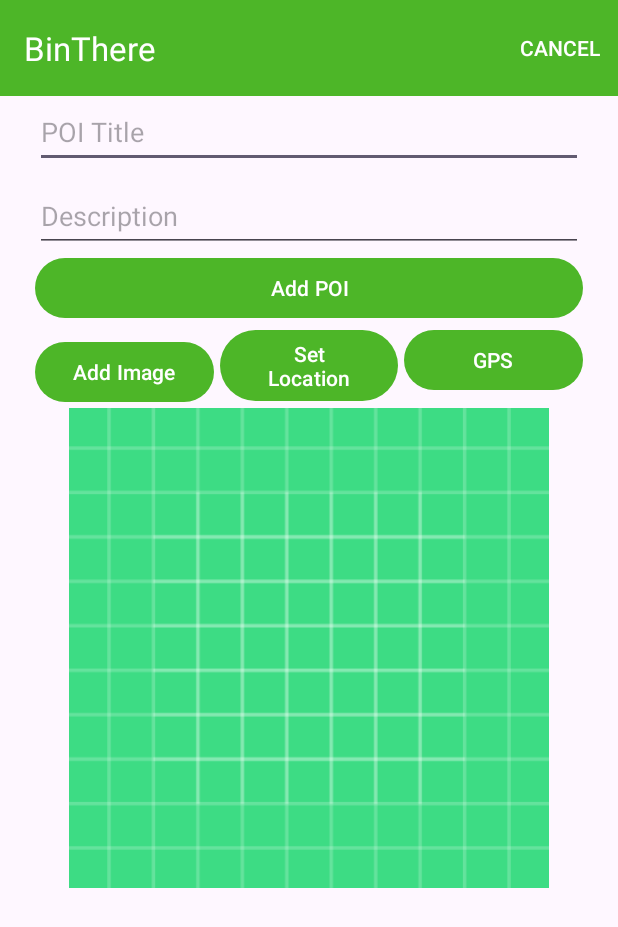
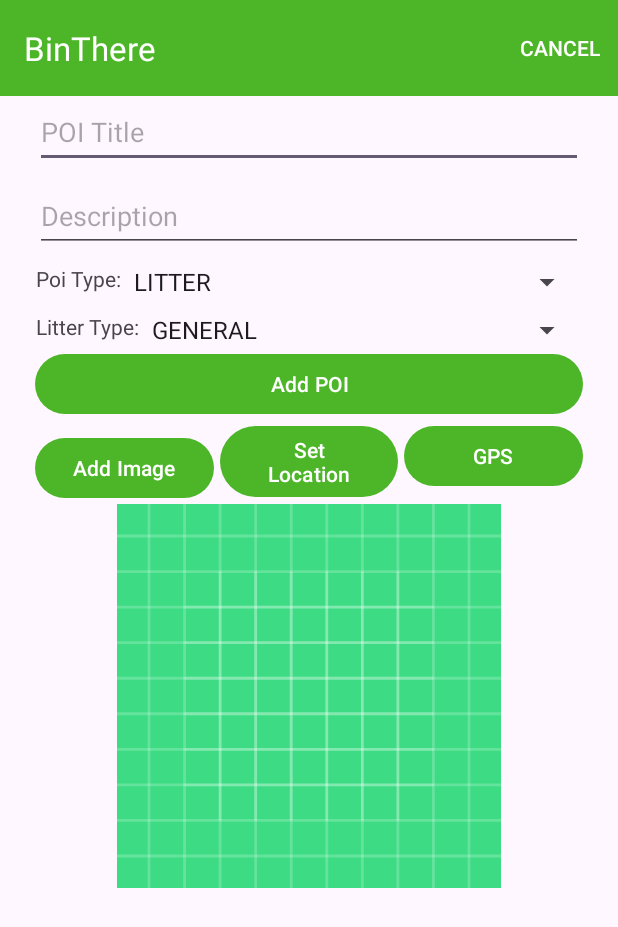
Before and after one commit to grzpiotrowski/bin-there-app, an Android app: the PoiView screen opened directly, with no data from a screen before it, on a phone screen of 412 x 824 dp. Shown: the top 927 px of the screen. Run offline under Robolectric (Android 15) with nearby library versions, the phone set to English and light mode, and no system bars; our stand-ins replace Picasso, Timber.

Commit message:
Update POI View with new fields

```diff
--- a/app/src/main/java/ie/setu/bin_there_app/views/poi/PoiView.kt
+++ b/app/src/main/java/ie/setu/bin_there_app/views/poi/PoiView.kt
@@ -4,12 +4,15 @@ import android.net.Uri
 import android.os.Bundle
 import android.view.Menu
 import android.view.MenuItem
+import android.view.View
+import android.widget.AdapterView
 import androidx.appcompat.app.AppCompatActivity
 import com.google.android.material.snackbar.Snackbar
 import com.squareup.picasso.Picasso
 import ie.setu.bin_there_app.R
 import ie.setu.bin_there_app.databinding.ActivityPoiBinding
 import ie.setu.bin_there_app.models.poi.PoiModel
+import ie.setu.bin_there_app.models.poi.PoiType
 import timber.log.Timber.i
 
 class PoiView : AppCompatActivity() {
@@ -20,7 +23,6 @@ class PoiView : AppCompatActivity() {
 
     override fun onCreate(savedInstanceState: Bundle?) {
         super.onCreate(savedInstanceState)
-
 
         binding = ActivityPoiBinding.inflate(layoutInflater)
         setContentView(binding.root)
@@ -41,6 +43,13 @@ class PoiView : AppCompatActivity() {
 
         binding.gpsButton.setOnClickListener {
             presenter.getCurrentLocation()
+        }
+
+        binding.spinnerPoiType.onItemSelectedListener = object : AdapterView.OnItemSelectedListener {
+            override fun onItemSelected(parent: AdapterView<*>, view: View, position: Int, id: Long) {
+                updateViewForPoiType(PoiType.values()[position])
+            }
+            override fun onNothingSelected(parent: AdapterView<*>) {}
         }
 
         binding.btnAdd.setOnClickListener {
@@ -91,4 +100,25 @@ class PoiView : AppCompatActivity() {
             .into(binding.poiImage)
         binding.chooseImage.setText(R.string.change_poi_image)
     }
+
+    private fun updateViewForPoiType(poiType: PoiType) {
+        when (poiType) {
+            PoiType.LITTER -> {
+                binding.spinnerLitterType.visibility = View.VISIBLE
+                binding.labelLitterType.visibility = View.VISIBLE
+                binding.spinnerBinStatus.visibility = View.GONE
+                binding.labelBinStatus.visibility = View.GONE
+                binding.spinnerBinType.visibility = View.GONE
+                binding.labelBinType.visibility = View.GONE
+            }
+            PoiType.BIN -> {
+                binding.spinnerLitterType.visibility = View.GONE
+                binding.labelLitterType.visibility = View.GONE
+                binding.spinnerBinStatus.visibility = View.VISIBLE
+                binding.labelBinStatus.visibility = View.VISIBLE
+                binding.spinnerBinType.visibility = View.VISIBLE
+                binding.labelBinType.visibility = View.VISIBLE
+            }
+        }
+    }
 }
--- a/app/src/main/res/layout/activity_poi.xml
+++ b/app/src/main/res/layout/activity_poi.xml
@@ -64,6 +64,91 @@
             app:layout_constraintStart_toStartOf="parent"
             app:layout_constraintTop_toBottomOf="@+id/poiTitle" />
 
+        <!-- Poi Type -->
+
+        <TextView
+            android:id="@+id/labelPoiType"
+            android:layout_marginStart="16dp"
+            android:layout_width="wrap_content"
+            android:layout_height="wrap_content"
+            android:text="Poi Type:"
+            app:layout_constraintEnd_toStartOf="@+id/spinnerPoiType"
+            app:layout_constraintStart_toStartOf="parent"
+            app:layout_constraintTop_toTopOf="@+id/spinnerPoiType" />
+
+        <Spinner
+            android:id="@+id/spinnerPoiType"
+            android:layout_width="0dp"
+            android:layout_height="wrap_content"
+            android:layout_marginTop="8dp"
+            android:entries="@array/poi_types"
+            app:layout_constraintEnd_toEndOf="@+id/description"
+            app:layout_constraintStart_toEndOf="@+id/labelPoiType"
+            app:layout_constraintTop_toBottomOf="@+id/description" />
+
+        <!-- Litter Type -->
+        <TextView
+            android:id="@+id/labelLitterType"
+            android:layout_marginStart="16dp"
+            android:layout_width="wrap_content"
+            android:layout_height="wrap_content"
+            android:text="Litter Type:"
+            app:layout_constraintEnd_toStartOf="@+id/spinnerLitterType"
+            app:layout_constraintStart_toStartOf="parent"
+            app:layout_constraintTop_toTopOf="@+id/spinnerLitterType" />
+
+        <Spinner
+            android:id="@+id/spinnerLitterType"
+            android:layout_width="0dp"
+            android:layout_height="wrap_content"
+            android:layout_marginTop="8dp"
+            app:layout_constraintStart_toEndOf="@+id/labelLitterType"
+            app:layout_constraintEnd_toEndOf="@+id/poiTitle"
+            app:layout_constraintTop_toBottomOf="@+id/spinnerPoiType"
+            android:entries="@array/litter_types" />
+
+        <!-- Bin Status -->
+        <TextView
+            android:id="@+id/labelBinStatus"
+            android:layout_marginStart="16dp"
+            android:layout_width="wrap_content"
+            android:layout_height="wrap_content"
+            android:text="Bin Status:"
+            app:layout_constraintEnd_toStartOf="@+id/spinnerBinStatus"
+            app:layout_constraintStart_toStartOf="parent"
+            app:layout_constraintTop_toTopOf="@+id/spinnerBinStatus" />
+
+        <Spinner
+            android:id="@+id/spinnerBinStatus"
+            android:layout_width="0dp"
+            android:layout_height="wrap_content"
+            android:layout_marginTop="8dp"
+            app:layout_constraintStart_toEndOf="@+id/labelBinStatus"
+            app:layout_constraintEnd_toEndOf="@+id/poiTitle"
+            app:layout_constraintTop_toBottomOf="@+id/spinnerLitterType"
+            android:entries="@array/bin_statuses"/>
+
+        <!-- Bin Type -->
+        <TextView
+            android:id="@+id/labelBinType"
+            android:layout_marginStart="16dp"
+            android:layout_width="wrap_content"
+            android:layout_height="wrap_content"
+            android:text="Bin Type:"
+            app:layout_constraintEnd_toStartOf="@+id/spinnerBinType"
+            app:layout_constraintStart_toStartOf="parent"
+            app:layout_constraintTop_toTopOf="@+id/spinnerBinType" />
+
+        <Spinner
+            android:id="@+id/spinnerBinType"
+            android:layout_width="0dp"
+            android:layout_height="wrap_content"
+            android:layout_marginTop="8dp"
+            app:layout_constraintStart_toEndOf="@+id/labelBinType"
+            app:layout_constraintEnd_toEndOf="@+id/poiTitle"
+            app:layout_constraintTop_toBottomOf="@+id/spinnerBinStatus"
+            android:entries="@array/bin_types"/>
+
         <Button
             android:id="@+id/btnAdd"
             android:layout_width="365dp"
@@ -73,7 +158,7 @@
             android:text="@string/button_addPoi"
             app:layout_constraintEnd_toEndOf="parent"
             app:layout_constraintStart_toStartOf="parent"
-            app:layout_constraintTop_toBottomOf="@+id/description" />
+            app:layout_constraintTop_toBottomOf="@+id/spinnerBinType" />
 
         <Button
             android:id="@+id/chooseImage"
--- a/app/src/main/res/values/strings.xml
+++ b/app/src/main/res/values/strings.xml
@@ -23,4 +23,33 @@
     <string name="welcome">"Welcome !"</string>
     <string name="invalid_username">Not a valid username</string>
     <string name="login_failed">"Login failed"</string>
+
+    <string-array name="poi_types">
+        <item>LITTER</item>
+        <item>BIN</item>
+    </string-array>
+
+    <string-array name="litter_types">
+        <item>GENERAL</item>
+        <item>PAPER</item>
+        <item>PLASTIC</item>
+        <item>ORGANIC</item>
+        <item>METAL</item>
+        <item>OTHER</item>
+    </string-array>
+
+    <string-array name="bin_statuses">
+        <item>NORMAL</item>
+        <item>OVERFLOWING</item>
+        <item>SUGGESTED_NEW_LOCATION</item>
+    </string-array>
+
+    <string-array name="bin_types">
+        <item>GENERAL</item>
+        <item>RECYCLABLES</item>
+        <item>ORGANIC</item>
+        <item>ELECTRONIC</item>
+        <item>GLASS</item>
+        <item>OTHER</item>
+    </string-array>
 </resources>
```
